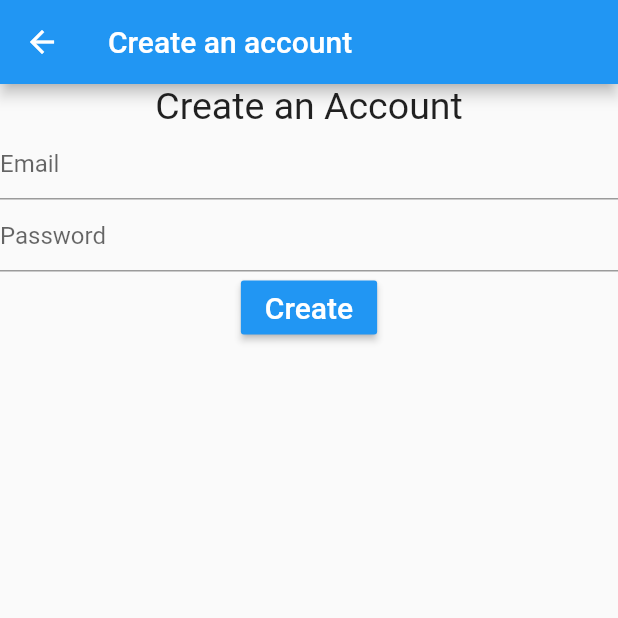
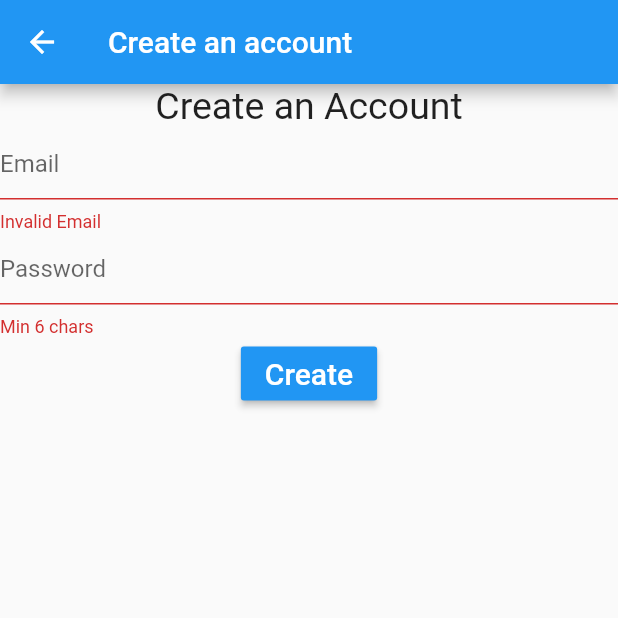
Before and after one commit to joncrg550/AllinthePlan, a Flutter app: the SignUpScreen screen opened by its route, after a tap on "Create", on a phone screen of 412 x 824 dp, the top half of it. Run offline on Flutter 3.47's test engine with Material 2 defaults, Android fonts, the phone set to English and light mode, and no system bars; our stand-ins replace firebase_auth, firebase_core; accounts and stored records are empty.

Commit message:
feature/Signup

```diff
--- a/lib/main.dart
+++ b/lib/main.dart
@@ -1,3 +1,4 @@
+import 'package:firebase_core/firebase_core.dart';
 import 'package:flutter/material.dart';
 
 import 'screens/homescreen.dart';
@@ -6,7 +7,7 @@ import 'screens/signupscreen.dart';
 
 void main() async {
   WidgetsFlutterBinding.ensureInitialized();
-  //#TODO Firebase.initializeApp();
+  Firebase.initializeApp();
   runApp(AllInThePlan());
 }
 
--- a/lib/screens/signupscreen.dart
+++ b/lib/screens/signupscreen.dart
@@ -1,3 +1,5 @@
+import 'package:AllinthePlan/controller/firebasecontroller.dart';
+import 'package:AllinthePlan/screens/views/dialogbox.dart';
 import 'package:flutter/material.dart';
 
 class SignUpScreen extends StatefulWidget {
@@ -94,6 +96,23 @@ class _Controller {
   }
 
   void signUp() async {
-    //#TODO
+    if (!_state.formKey.currentState.validate()) return;
+
+    _state.formKey.currentState.save();
+
+    try {
+      await FireBaseController.signUp(email, password);
+      DialogBox.info(
+        context: _state.context,
+        title: 'Succesfully created',
+        content: 'Your account is created! Go to Sign in',
+      );
+    } catch (e) {
+      DialogBox.info(
+        context: _state.context,
+        title: 'Error ',
+        content: e.message ?? e.toString(),
+      );
+    }
   }
 }
```
Also changed, not shown: lib/screens/homescreen.dart (+11 -1 lines).
